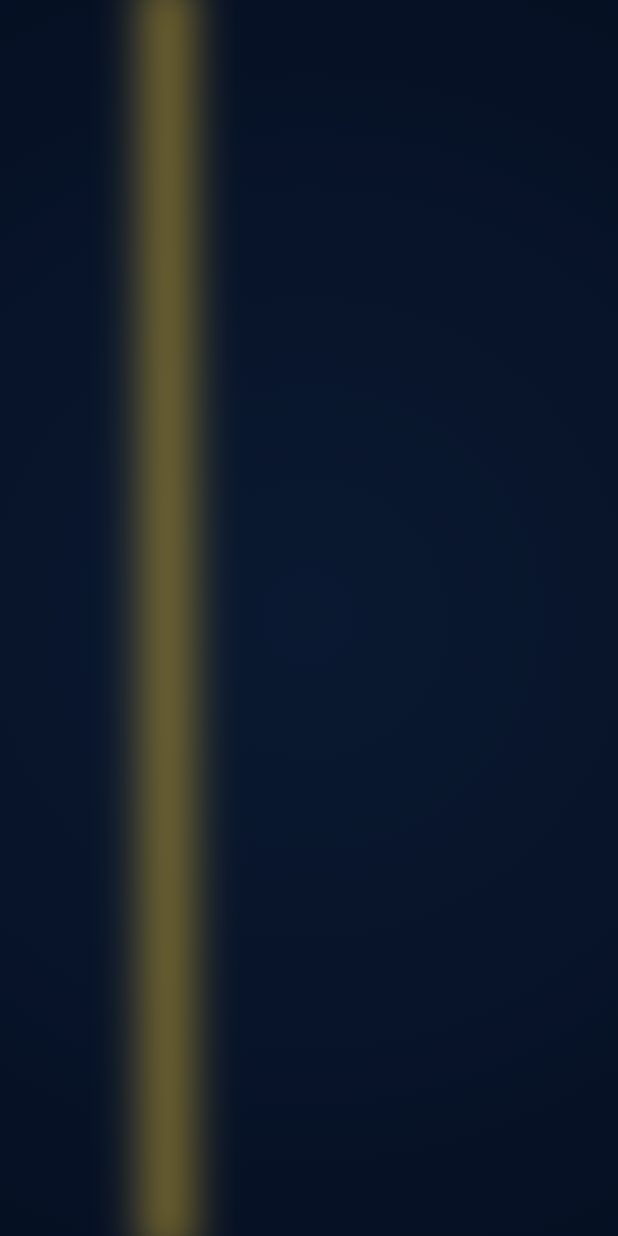
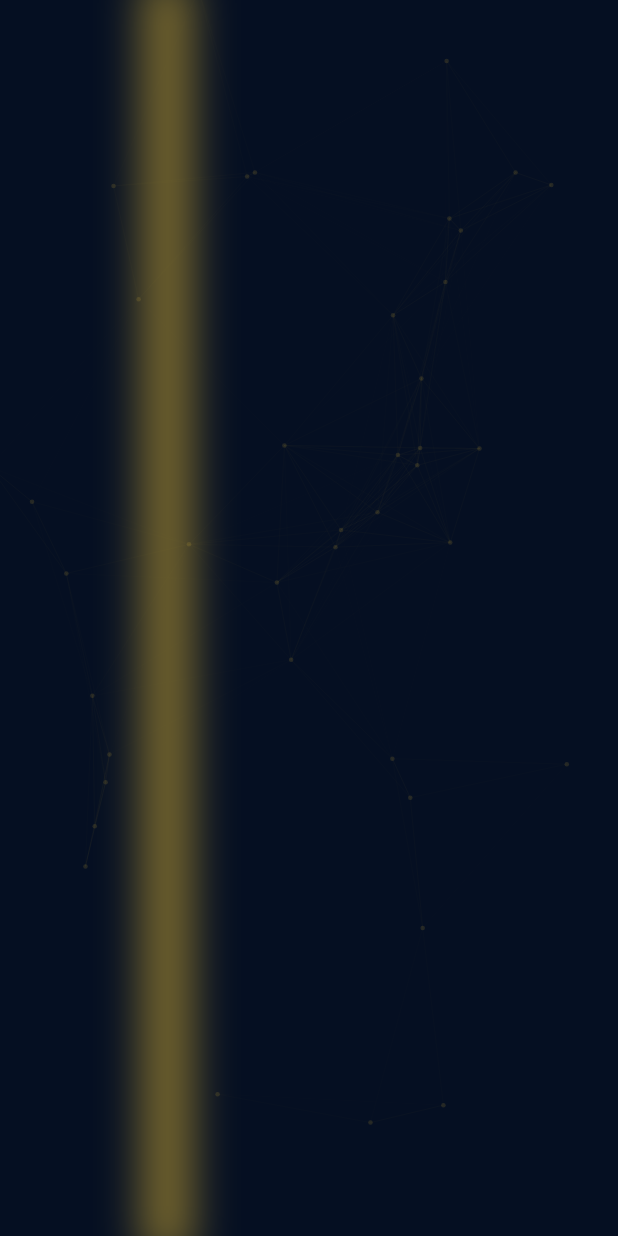
Before and after one commit to b2ycompany/sgt-project, a Flutter app: the first screen one second after launch, on a phone screen of 412 x 824 dp. Run offline on Flutter 3.47's test engine with Material 3 defaults, Android fonts, the phone set to English and light mode, and no system bars; our stand-ins replace cloud_firestore, file_picker, firebase_auth, firebase_core, firebase_storage, google_fonts; missing offline and left inert: drag_and_drop_lists; accounts and stored records are empty.

Commit message:
Deploy Final: Integração de Splash, Login, Workflow, Financeiro e Condomínio

```diff
--- a/lib/main.dart
+++ b/lib/main.dart
@@ -4,11 +4,11 @@ import 'package:google_fonts/google_fonts.dart';
 import 'package:firebase_auth/firebase_auth.dart';
 import 'package:cloud_firestore/cloud_firestore.dart';
 
-// Importações dos módulos
+// Importações completas de todos os módulos SGT
 import 'package:sgt_projeto/screens/splash_screen.dart';
 import 'package:sgt_projeto/screens/landing_page.dart';
+import 'package:sgt_projeto/screens/dashboard_cliente.dart';
 import 'package:sgt_projeto/screens/login_screen.dart';
-import 'package:sgt_projeto/screens/dashboard_cliente.dart';
 import 'package:sgt_projeto/screens/sobre_plataforma_screen.dart';
 import 'package:sgt_projeto/screens/back_office/gestao_terrenos_screen.dart';
 import 'package:sgt_projeto/screens/back_office/gestao_financeira_screen.dart';
@@ -19,18 +19,20 @@ void main() async {
   WidgetsFlutterBinding.ensureInitialized();
 
   try {
+    // Inicialização robusta para Deploy (Vercel/Web)
     await Firebase.initializeApp(
-      options: const FirebaseOptions(
-        apiKey: String.fromEnvironment('API_KEY'),
-        authDomain: String.fromEnvironment('AUTH_DOMAIN'),
-        projectId: String.fromEnvironment('PROJECT_ID'),
-        storageBucket: String.fromEnvironment('STORAGE_BUCKET'),
-        messagingSenderId: String.fromEnvironment('MESSAGING_SENDER_ID'),
-        appId: String.fromEnvironment('APP_ID'),
+      options: FirebaseOptions(
+        apiKey: const String.fromEnvironment('API_KEY'),
+        authDomain: const String.fromEnvironment('AUTH_DOMAIN'),
+        projectId: const String.fromEnvironment('PROJECT_ID'),
+        storageBucket: const String.fromEnvironment('STORAGE_BUCKET'),
+        messagingSenderId: const String.fromEnvironment('MESSAGING_SENDER_ID'),
+        appId: const String.fromEnvironment('APP_ID'),
       ),
     );
+    debugPrint("--- SGT: INFRAESTRUTURA ONLINE ---");
   } catch (e) {
-    debugPrint("Erro Firebase: $e");
+    debugPrint("--- SGT: ERRO FIREBASE -> $e ---");
   }
 
   runApp(const SGTApp());
@@ -41,9 +43,10 @@ class SGTApp extends StatelessWidget {
 
   @override
   Widget build(BuildContext context) {
-    // Paleta de Cores Private Banking
+    // Paleta de Cores: Private Wealth Management
     const primaryDark = Color(0xFF050F22);
     const accentGold = Color(0xFFD4AF37);
+    const profitGreen = Color(0xFF2E8B57);
 
     return MaterialApp(
       title: 'CIG Private Investment',
@@ -54,11 +57,25 @@ class SGTApp extends StatelessWidget {
           seedColor: primaryDark,
           primary: primaryDark,
           secondary: accentGold,
+          tertiary: profitGreen,
           surface: const Color(0xFFF8FAFC),
         ),
+        // Tipografia Cinzel para Títulos e Poppins para leitura
         textTheme: GoogleFonts.poppinsTextTheme().copyWith(
           displayLarge: GoogleFonts.cinzel(
-              color: Colors.white, fontWeight: FontWeight.bold),
+              color: Colors.white,
+              fontWeight: FontWeight.bold,
+              letterSpacing: 2),
+        ),
+        elevatedButtonTheme: ElevatedButtonThemeData(
+          style: ElevatedButton.styleFrom(
+            backgroundColor: accentGold,
+            foregroundColor: primaryDark,
+            padding: const EdgeInsets.symmetric(horizontal: 40, vertical: 20),
+            shape:
+                const RoundedRectangleBorder(borderRadius: BorderRadius.zero),
+            elevation: 15,
+          ),
         ),
       ),
       home: const SplashScreen(),
@@ -114,11 +131,12 @@ class HomeScreen extends StatelessWidget {
   Widget build(BuildContext context) {
     return Scaffold(
       appBar: AppBar(
-        title: Text("CIG PRIVATE PANEL",
+        title: Text("CIG PRIVATE MANAGEMENT",
             style:
                 GoogleFonts.cinzel(fontWeight: FontWeight.bold, fontSize: 16)),
         backgroundColor: const Color(0xFF050F22),
         foregroundColor: const Color(0xFFD4AF37),
+        elevation: 0,
         actions: [
           IconButton(
               icon: const Icon(Icons.logout),
@@ -139,7 +157,7 @@ class HomeScreen extends StatelessWidget {
               const WorkflowKanbanScreen(), const Color(0xFFD4AF37)),
           _buildMenuCard(context, "CONDOMÍNIO", Icons.business,
               const GestaoCondominioScreen(), Colors.blueGrey),
-          _buildMenuCard(context, "SOBRE", Icons.info_outline,
+          _buildMenuCard(context, "SOBRE SGT", Icons.info_outline,
               const SobrePlataformaScreen(), Colors.purple),
         ],
       ),
@@ -156,7 +174,7 @@ class HomeScreen extends StatelessWidget {
           color: color,
           boxShadow: [
             BoxShadow(
-                color: color.withOpacity(0.2),
+                color: color.withValues(alpha: 0.2),
                 blurRadius: 15,
                 offset: const Offset(0, 8))
           ],
--- a/lib/screens/splash_screen.dart
+++ b/lib/screens/splash_screen.dart
@@ -1,4 +1,6 @@
 import 'dart:async';
+import 'dart:math';
+import 'dart:ui';
 import 'package:flutter/material.dart';
 import 'package:google_fonts/google_fonts.dart';
 import 'package:sgt_projeto/main.dart';
@@ -14,21 +16,30 @@ class _SplashScreenState extends State<SplashScreen>
     with TickerProviderStateMixin {
   late AnimationController _scannerController;
   late AnimationController _logoController;
+  late AnimationController _particleController;
+
   late Animation<double> _logoFade;
   late Animation<double> _logoScale;
   late Animation<double> _shimmerMove;
+  late Animation<double> _textBlur;
 
   @override
   void initState() {
     super.initState();
 
-    // 1. Feixe de luz tecnológico (Scanner)
+    // 1. Motor de Partículas (Background Infinito)
+    _particleController = AnimationController(
+      vsync: this,
+      duration: const Duration(seconds: 15),
+    )..repeat();
+
+    // 2. Scanner de Luz Dourada
     _scannerController = AnimationController(
       vsync: this,
       duration: const Duration(seconds: 3),
     )..forward();
 
-    // 2. Surgimento e Brilho do Logótipo (WOW Effect)
+    // 3. Sequência Cinematic do Logótipo
     _logoController = AnimationController(
       vsync: this,
       duration: const Duration(seconds: 4),
@@ -37,14 +48,13 @@ class _SplashScreenState extends State<SplashScreen>
     _logoFade = Tween<double>(begin: 0.0, end: 1.0).animate(
       CurvedAnimation(
           parent: _logoController,
-          curve: const Interval(0.3, 0.7, curve: Curves.easeIn)),
+          curve: const Interval(0.2, 0.5, curve: Curves.easeIn)),
     );
 
-    _logoScale = Tween<double>(begin: 0.8, end: 1.0).animate(
+    _logoScale = Tween<double>(begin: 0.5, end: 1.0).animate(
       CurvedAnimation(
           parent: _logoController,
-          curve: const Interval(0.3, 0.7,
-              curve: Curves.easeOutBack)), // Corrigido: easeOutBack
+          curve: const Interval(0.2, 0.6, curve: Curves.easeOutBack)),
     );
 
     _shimmerMove = Tween<double>(begin: -1.0, end: 2.0).animate(
@@ -53,9 +63,14 @@ class _SplashScreenState extends State<SplashScreen>
           curve: const Interval(0.6, 1.0, curve: Curves.easeInOut)),
     );
 
+    _textBlur = Tween<double>(begin: 15.0, end: 0.0).animate(
+      CurvedAnimation(
+          parent: _logoController,
+          curve: const Interval(0.5, 0.9, curve: Curves.easeOut)),
+    );
+
     _logoController.forward();
 
-    // Transição cinematográfica para o sistema
     Timer(const Duration(seconds: 6), () {
       if (mounted) {
         Navigator.of(context).pushReplacement(
@@ -74,30 +89,31 @@ class _SplashScreenState extends State<SplashScreen>
   void dispose() {
     _scannerController.dispose();
     _logoController.dispose();
+    _particleController.dispose();
     super.dispose();
   }
 
   @override
   Widget build(BuildContext context) {
-    const goldColor = Color(0xFFD4AF37);
-    const navyBackground = Color(0xFF050F22);
+    const gold = Color(0xFFD4AF37);
+    const navy = Color(0xFF050F22);
 
     return Scaffold(
-      backgroundColor: navyBackground,
+      backgroundColor: navy,
       body: Stack(
         children: [
-          // FUNDO: Gradiente dinâmico de profundidade
-          Container(
-            decoration: const BoxDecoration(
-              gradient: RadialGradient(
-                center: Alignment.center,
-                colors: [Color(0xFF0A1931), navyBackground],
-                radius: 1.2,
-              ),
+          // CAMADA 1: Rede Neural de Partículas (Custom Paint)
+          Positioned.fill(
+            child: AnimatedBuilder(
+              animation: _particleController,
+              builder: (context, child) {
+                return CustomPaint(
+                    painter: NeuralParticlePainter(_particleController.value));
+              },
             ),
           ),
 
-          // EFEITO 1: Feixe de Scanner (Luz Dourada Vertical)
+          // CAMADA 2: Scanner de Luz Tecnológico
           AnimatedBuilder(
             animation: _scannerController,
             builder: (context, child) {
@@ -111,11 +127,9 @@ class _SplashScreenState extends State<SplashScreen>
                   decoration: BoxDecoration(
                     boxShadow: [
                       BoxShadow(
-                        color: goldColor.withValues(
-                            alpha: 0.6), // Corrigido: withValues
+                          color: gold.withValues(alpha: 0.6),
                           blurRadius: 25,
-                        spreadRadius: 15,
-                      ),
+                          spreadRadius: 15),
                     ],
                   ),
                 ),
@@ -123,7 +137,7 @@ class _SplashScreenState extends State<SplashScreen>
             },
           ),
 
-          // EFEITO 2: Marca com Shimmer (Brilho de Luxo)
+          // CAMADA 3: Conteúdo Central (Logo + Texto)
           Center(
             child: AnimatedBuilder(
               animation: _logoController,
@@ -135,10 +149,9 @@ class _SplashScreenState extends State<SplashScreen>
                     child: Column(
                       mainAxisSize: MainAxisSize.min,
                       children: [
-                        // Ícone com Máscara de Brilho Dinâmica
+                        // Logo com Efeito Shimmer
                         ShaderMask(
-                          shaderCallback: (bounds) {
-                            return LinearGradient(
+                          shaderCallback: (bounds) => LinearGradient(
                             begin: Alignment.topLeft,
                             end: Alignment.bottomRight,
                             colors: const [
@@ -149,51 +162,53 @@ class _SplashScreenState extends State<SplashScreen>
                             stops: [
                               _shimmerMove.value - 0.2,
                               _shimmerMove.value,
-                                _shimmerMove.value + 0.2,
+                              _shimmerMove.value + 0.2
                             ],
-                            ).createShader(bounds);
-                          },
+                          ).createShader(bounds),
                           blendMode: BlendMode.srcATop,
                           child: Container(
                             padding: const EdgeInsets.all(35),
                             decoration: BoxDecoration(
                               shape: BoxShape.circle,
                               border: Border.all(
-                                  color: goldColor.withValues(alpha: 0.4),
-                                  width: 1.5), // Corrigido: withValues
+                                  color: gold.withValues(alpha: 0.5),
+                                  width: 1.5),
                               boxShadow: [
                                 BoxShadow(
-                                  color: goldColor.withValues(
-                                      alpha: 0.1), // Corrigido: withValues
+                                    color: gold.withValues(alpha: 0.1),
                                     blurRadius: 40,
-                                  spreadRadius: 5,
-                                )
+                                    spreadRadius: 5)
                               ],
                             ),
                             child: const Icon(Icons.account_balance,
-                                size: 85, color: goldColor),
+                                size: 90, color: gold),
                           ),
                         ),
                         const SizedBox(height: 50),
-                        // Tipografia Estilo Private Banking
+                        // Texto Institucional com Efeito de Blur Dinâmico
+                        ImageFiltered(
+                          imageFilter: ImageFilter.blur(
+                              sigmaX: _textBlur.value, sigmaY: _textBlur.value),
+                          child: Column(
+                            children: [
                               Text(
                                 "CIG PRIVATE",
                                 style: GoogleFonts.cinzel(
                                     color: Colors.white,
-                            fontSize: 34,
+                                    fontSize: 38,
                                     fontWeight: FontWeight.bold,
-                            letterSpacing: 14,
-                          ),
+                                    letterSpacing: 14),
                               ),
                               const SizedBox(height: 12),
                               Text(
-                          "EST. 2026 • USA ASSET MANAGEMENT",
+                                "US REAL ESTATE INTELLIGENCE",
                                 style: GoogleFonts.poppins(
-                            color: goldColor.withValues(
-                                alpha: 0.8), // Corrigido: withValues
+                                    color: gold.withValues(alpha: 0.7),
                                     fontSize: 10,
-                            letterSpacing: 5,
-                            fontWeight: FontWeight.w400,
+                                    letterSpacing: 6,
+                                    fontWeight: FontWeight.w400),
+                              ),
+                            ],
                           ),
                         ),
                       ],
@@ -208,3 +223,45 @@ class _SplashScreenState extends State<SplashScreen>
     );
   }
 }
+
+// MOTOR MATEMÁTICO DE PARTÍCULAS
+class NeuralParticlePainter extends CustomPainter {
+  final double animationValue;
+  NeuralParticlePainter(this.animationValue);
+
+  @override
+  void paint(Canvas canvas, Size size) {
+    final paint = Paint()
+      ..color = const Color(0xFFD4AF37).withValues(alpha: 0.15);
+    final random = Random(42);
+    final nodes = <Offset>[];
+
+    for (var i = 0; i < 40; i++) {
+      double x = random.nextDouble() * size.width;
+      double y = random.nextDouble() * size.height;
+      x += sin(animationValue * 2 * pi + i) * 25;
+      y += cos(animationValue * 2 * pi + i) * 25;
+      nodes.add(Offset(x, y));
+      canvas.drawCircle(Offset(x, y), 1.5, paint);
+    }
+
+    for (var i = 0; i < nodes.length; i++) {
+      for (var j = i + 1; j < nodes.length; j++) {
+        final dist = (nodes[i] - nodes[j]).distance;
+        if (dist < 180) {
+          canvas.drawLine(
+            nodes[i],
+            nodes[j],
+            Paint()
+              ..color = const Color(0xFFD4AF37)
+                  .withValues(alpha: 0.05 * (1 - dist / 180))
+              ..strokeWidth = 0.5,
+          );
+        }
+      }
+    }
+  }
+
+  @override
+  bool shouldRepaint(CustomPainter oldDelegate) => true;
+}
```
Also changed, not shown: lib/screens/landing_page.dart (+109 -84 lines). Lines whose indentation alone changed are shown as unchanged.
